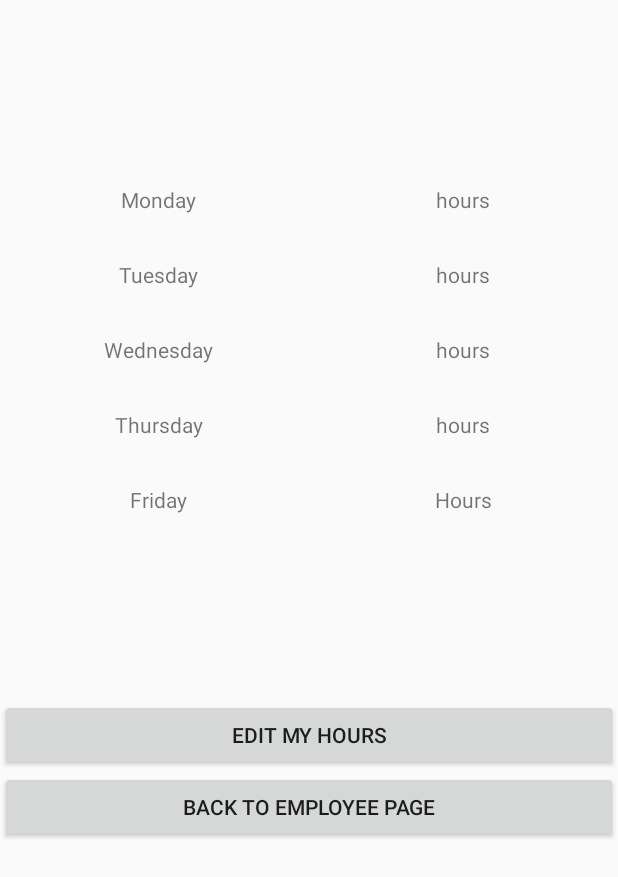
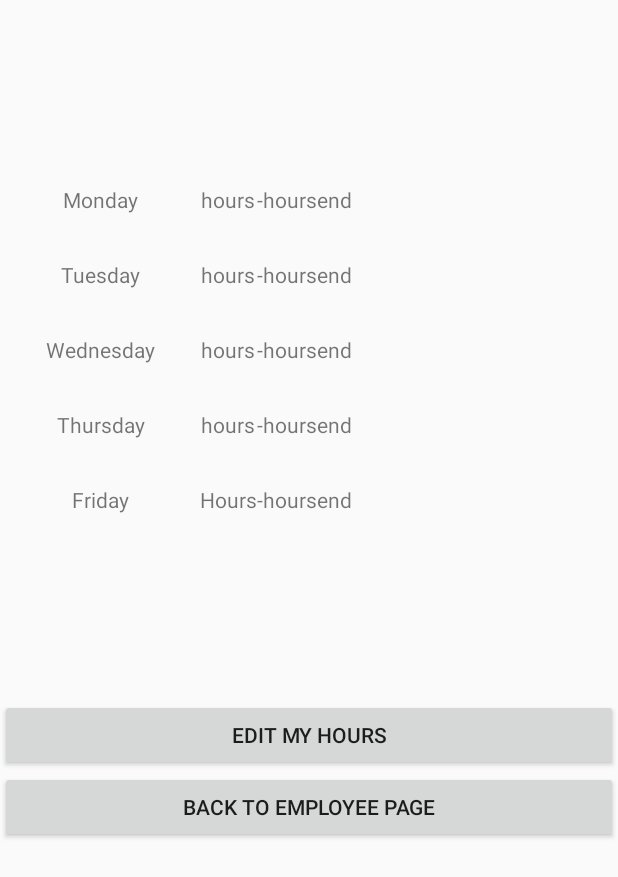
Before and after one commit to nskha101/AndriodClinicServicesDemo, an Android app: the layout activity_employee_hours.xml on its own in the app's theme, with its tools: preview values and no code run, on a phone screen of 412 x 824 dp. Shown: the top 877 px of the screen. Run offline under Robolectric (Android 15) with nearby library versions, the phone set to English and light mode, and no system bars.

Commit message:
EmployeeEditHours, Hours

```diff
--- a/app/src/main/res/layout/activity_employee_hours.xml
+++ b/app/src/main/res/layout/activity_employee_hours.xml
@@ -22,7 +22,7 @@
 
                 <TextView
                     android:id="@+id/textView35"
-                    android:layout_width="211dp"
+                    android:layout_width="133dp"
                     android:layout_height="50dp"
                     android:gravity="center"
                     android:text="Monday" />
@@ -33,6 +33,18 @@
                     android:layout_height="wrap_content"
                     android:gravity="center"
                     android:text="hours" />
+
+                <TextView
+                    android:id="@+id/textView21"
+                    android:layout_width="wrap_content"
+                    android:layout_height="wrap_content"
+                    android:text="-" />
+
+                <TextView
+                    android:id="@+id/textView26"
+                    android:layout_width="wrap_content"
+                    android:layout_height="wrap_content"
+                    android:text="hoursend" />
 
             </TableRow>
 
@@ -53,6 +65,18 @@
                     android:layout_height="wrap_content"
                     android:gravity="center"
                     android:text="hours" />
+
+                <TextView
+                    android:id="@+id/textView22"
+                    android:layout_width="wrap_content"
+                    android:layout_height="wrap_content"
+                    android:text="-" />
+
+                <TextView
+                    android:id="@+id/textView27"
+                    android:layout_width="wrap_content"
+                    android:layout_height="wrap_content"
+                    android:text="hoursend" />
             </TableRow>
 
             <TableRow
@@ -68,10 +92,22 @@
 
                 <TextView
                     android:id="@+id/wednesdayHours"
-                    android:layout_width="195dp"
+                    android:layout_width="wrap_content"
                     android:layout_height="wrap_content"
                     android:gravity="center"
                     android:text="hours" />
+
+                <TextView
+                    android:id="@+id/textView23"
+                    android:layout_width="wrap_content"
+                    android:layout_height="wrap_content"
+                    android:text="-" />
+
+                <TextView
+                    android:id="@+id/textView28"
+                    android:layout_width="wrap_content"
+                    android:layout_height="wrap_content"
+                    android:text="hoursend" />
             </TableRow>
 
             <TableRow
@@ -91,6 +127,18 @@
                     android:layout_height="wrap_content"
                     android:gravity="center"
                     android:text="hours" />
+
+                <TextView
+                    android:id="@+id/textView24"
+                    android:layout_width="wrap_content"
+                    android:layout_height="wrap_content"
+                    android:text="-" />
+
+                <TextView
+                    android:id="@+id/textView31"
+                    android:layout_width="wrap_content"
+                    android:layout_height="wrap_content"
+                    android:text="hoursend" />
             </TableRow>
 
             <TableRow
@@ -110,6 +158,18 @@
                     android:layout_height="wrap_content"
                     android:gravity="center"
                     android:text="Hours" />
+
+                <TextView
+                    android:id="@+id/textView25"
+                    android:layout_width="wrap_content"
+                    android:layout_height="wrap_content"
+                    android:text="-" />
+
+                <TextView
+                    android:id="@+id/textView32"
+                    android:layout_width="wrap_content"
+                    android:layout_height="wrap_content"
+                    android:text="hoursend" />
             </TableRow>
         </TableLayout>
 
```
Also changed, not shown: app/src/main/java/com/example/seg2105/EmployeeEditHours.java (+15 -0 lines), app/src/main/java/com/example/seg2105/EmployeeHours.java (+13 -0 lines), app/src/main/java/com/example/seg2105/Hours.java (+5 -5 lines), app/src/main/res/layout/activity_employee_edit_hours.xml (+28 -8 lines).
